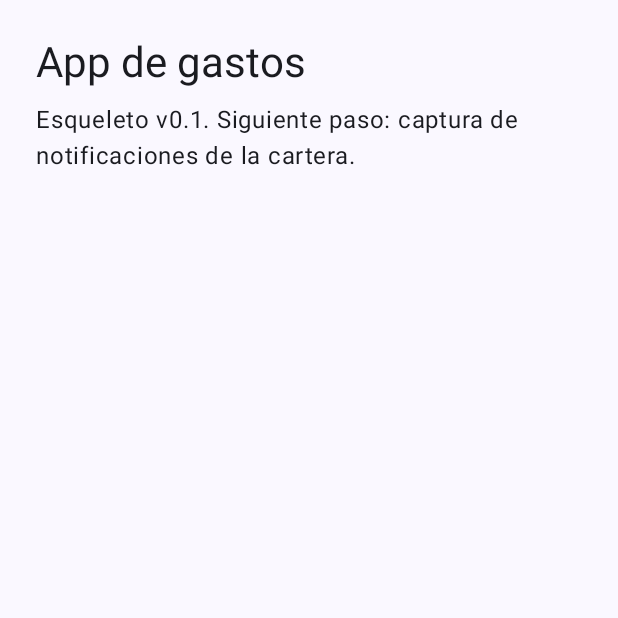
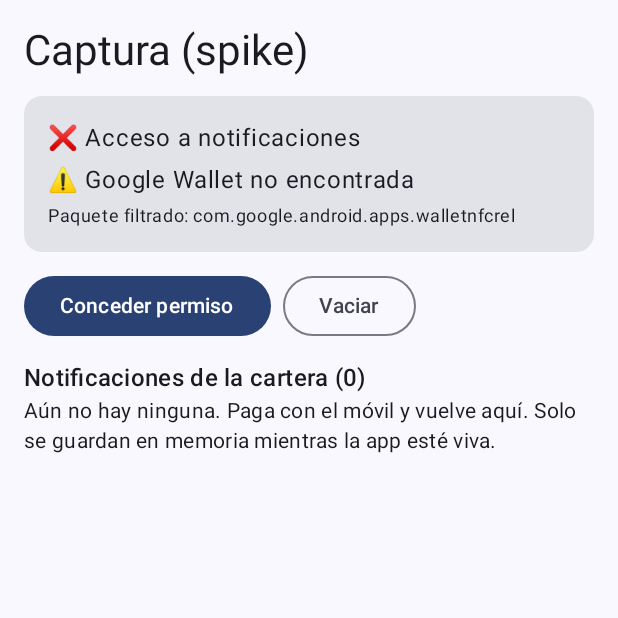
Before and after one commit to Garaih/app-gastos, an Android app built with Jetpack Compose: the screen it shows after launch (MainActivity), on a phone screen of 412 x 824 dp, the top half of it. Run offline under Robolectric (Android 15) with nearby library versions, the phone set to English and light mode, and no system bars.

Commit message:
Spike de captura de notificaciones de la cartera
- ServicioNotificaciones: NotificationListenerService que solo procesa
  com.google.android.apps.walletnfcrel y descarta el resto
- Las notificaciones capturadas viven solo en memoria (máx. 50)
- Pantalla de captura: estado del permiso y de Wallet, botón para abrir
  ajustes, visor del texto crudo con opción de copiar
- <queries> para comprobar si Wallet está instalada

Co-Authored-By: Claude Opus 5.5 <noreply@anthropic.com>
Claude-Session: https://claude.ai/code/session_01Ki8E2MpwtmYMz31PTemmRj

```diff
--- a/app/src/main/java/com/garaih/appgastos/MainActivity.kt
+++ b/app/src/main/java/com/garaih/appgastos/MainActivity.kt
@@ -4,46 +4,42 @@ import android.os.Bundle
 import androidx.activity.ComponentActivity
 import androidx.activity.compose.setContent
 import androidx.activity.enableEdgeToEdge
-import androidx.compose.foundation.layout.Arrangement
-import androidx.compose.foundation.layout.Column
 import androidx.compose.foundation.layout.fillMaxSize
 import androidx.compose.foundation.layout.padding
-import androidx.compose.material3.MaterialTheme
 import androidx.compose.material3.Scaffold
-import androidx.compose.material3.Text
-import androidx.compose.runtime.Composable
+import androidx.compose.runtime.getValue
+import androidx.compose.runtime.mutableStateOf
+import androidx.compose.runtime.setValue
 import androidx.compose.ui.Modifier
-import androidx.compose.ui.tooling.preview.Preview
-import androidx.compose.ui.unit.dp
+import com.garaih.appgastos.captura.Cartera
+import com.garaih.appgastos.ui.PantallaCaptura
 import com.garaih.appgastos.ui.theme.AppGastosTheme
 
 class MainActivity : ComponentActivity() {
+
+    private var permisoConcedido by mutableStateOf(false)
+    private var carteraInstalada by mutableStateOf(false)
+
     override fun onCreate(savedInstanceState: Bundle?) {
         super.onCreate(savedInstanceState)
         enableEdgeToEdge()
         setContent {
             AppGastosTheme {
                 Scaffold(modifier = Modifier.fillMaxSize()) { padding ->
-                    PantallaInicio(Modifier.padding(padding))
+                    PantallaCaptura(
+                        permisoConcedido = permisoConcedido,
+                        carteraInstalada = carteraInstalada,
+                        modifier = Modifier.padding(padding)
+                    )
                 }
             }
         }
     }
-}
 
-@Composable
-fun PantallaInicio(modifier: Modifier = Modifier) {
-    Column(
-        modifier = modifier.fillMaxSize().padding(24.dp),
-        verticalArrangement = Arrangement.spacedBy(8.dp)
-    ) {
-        Text("App de gastos", style = MaterialTheme.typography.headlineMedium)
-        Text("Esqueleto v0.1. Siguiente paso: captura de notificaciones de la cartera.")
+    override fun onResume() {
+        super.onResume()
+        // Se recalcula al volver de Ajustes.
+        permisoConcedido = Cartera.permisoConcedido(this)
+        carteraInstalada = Cartera.estaInstalada(this)
     }
 }
-
-@Preview(showBackground = true)
-@Composable
-private fun PantallaInicioPreview() {
-    AppGastosTheme { PantallaInicio() }
-}
--- /dev/null
+++ b/app/src/main/java/com/garaih/appgastos/captura/CapturaRepositorio.kt
@@ -0,0 +1,29 @@
+package com.garaih.appgastos.captura
+
+import kotlinx.coroutines.flow.MutableStateFlow
+import kotlinx.coroutines.flow.StateFlow
+import kotlinx.coroutines.flow.asStateFlow
+import kotlinx.coroutines.flow.update
+
+/**
+ * Almacén en memoria de las notificaciones capturadas durante el spike.
+ * No se guarda nada en disco: al cerrar el proceso se pierde.
+ */
+object CapturaRepositorio {
+    private const val MAXIMO = 50
+
+    private val _notificaciones = MutableStateFlow<List<NotificacionCruda>>(emptyList())
+    val notificaciones: StateFlow<List<NotificacionCruda>> = _notificaciones.asStateFlow()
+
+    fun anadir(n: NotificacionCruda) {
+        _notificaciones.update { actual ->
+            // Una misma notificación puede actualizarse: sustituimos por clave.
+            (listOf(n) + actual.filterNot { it.clave == n.clave && it.momento == n.momento })
+                .take(MAXIMO)
+        }
+    }
+
+    fun borrar() {
+        _notificaciones.value = emptyList()
+    }
+}
--- /dev/null
+++ b/app/src/main/java/com/garaih/appgastos/captura/Cartera.kt
@@ -0,0 +1,33 @@
+package com.garaih.appgastos.captura
+
+import android.content.ComponentName
+import android.content.Context
+import android.content.Intent
+import android.content.pm.PackageManager
+import android.provider.Settings
+import androidx.core.app.NotificationManagerCompat
+
+object Cartera {
+    /** Google Wallet. Único paquete del que se leen notificaciones (verificar en el dispositivo). */
+    const val PAQUETE_WALLET = "com.google.android.apps.walletnfcrel"
+    val PAQUETES = setOf(PAQUETE_WALLET)
+
+    fun estaInstalada(context: Context): Boolean = try {
+        context.packageManager.getPackageInfo(PAQUETE_WALLET, 0)
+        true
+    } catch (e: PackageManager.NameNotFoundException) {
+        false
+    }
+
+    fun permisoConcedido(context: Context): Boolean =
+        NotificationManagerCompat.getEnabledListenerPackages(context).contains(context.packageName)
+
+    fun intentAjustesPermiso(context: Context): Intent {
+        val componente = ComponentName(context, ServicioNotificaciones::class.java)
+        return Intent(Settings.ACTION_NOTIFICATION_LISTENER_DETAIL_SETTINGS)
+            .putExtra(Settings.EXTRA_NOTIFICATION_LISTENER_COMPONENT_NAME, componente.flattenToString())
+    }
+
+    fun intentAjustesPermisoGeneral(): Intent =
+        Intent(Settings.ACTION_NOTIFICATION_LISTENER_SETTINGS)
+}
--- /dev/null
+++ b/app/src/main/java/com/garaih/appgastos/ui/PantallaCaptura.kt
@@ -0,0 +1,148 @@
+package com.garaih.appgastos.ui
+
+import android.content.ClipData
+import android.content.ClipboardManager
+import android.content.Context
+import android.os.Build
+import android.widget.Toast
+import androidx.compose.foundation.layout.Arrangement
+import androidx.compose.foundation.layout.Column
+import androidx.compose.foundation.layout.Row
+import androidx.compose.foundation.layout.fillMaxSize
+import androidx.compose.foundation.layout.fillMaxWidth
+import androidx.compose.foundation.layout.padding
+import androidx.compose.foundation.lazy.LazyColumn
+import androidx.compose.foundation.lazy.items
+import androidx.compose.foundation.text.selection.SelectionContainer
+import androidx.compose.material3.Button
+import androidx.compose.material3.Card
+import androidx.compose.material3.CardDefaults
+import androidx.compose.material3.MaterialTheme
+import androidx.compose.material3.OutlinedButton
+import androidx.compose.material3.Text
+import androidx.compose.runtime.Composable
+import androidx.compose.runtime.collectAsState
+import androidx.compose.runtime.getValue
+import androidx.compose.ui.Modifier
+import androidx.compose.ui.platform.LocalContext
+import androidx.compose.ui.text.font.FontFamily
+import androidx.compose.ui.unit.dp
+import com.garaih.appgastos.captura.CapturaRepositorio
+import com.garaih.appgastos.captura.Cartera
+import com.garaih.appgastos.captura.NotificacionCruda
+import java.text.SimpleDateFormat
+import java.util.Date
+import java.util.Locale
+
+@Composable
+fun PantallaCaptura(
+    permisoConcedido: Boolean,
+    carteraInstalada: Boolean,
+    modifier: Modifier = Modifier,
+) {
+    val context = LocalContext.current
+    val notificaciones by CapturaRepositorio.notificaciones.collectAsState()
+
+    LazyColumn(
+        modifier = modifier.fillMaxSize().padding(horizontal = 16.dp),
+        verticalArrangement = Arrangement.spacedBy(12.dp),
+    ) {
+        item {
+            Text(
+                "Captura (spike)",
+                style = MaterialTheme.typography.headlineMedium,
+                modifier = Modifier.padding(top = 16.dp)
+            )
+        }
+        item { TarjetaEstado(permisoConcedido, carteraInstalada) }
+        item {
+            Row(horizontalArrangement = Arrangement.spacedBy(8.dp)) {
+                Button(onClick = { abrirAjustesPermiso(context) }) {
+                    Text(if (permisoConcedido) "Revisar permiso" else "Conceder permiso")
+                }
+                OutlinedButton(onClick = { CapturaRepositorio.borrar() }) { Text("Vaciar") }
+            }
+        }
+        item {
+            Text(
+                "Notificaciones de la cartera (${notificaciones.size})",
+                style = MaterialTheme.typography.titleMedium
+            )
+            if (notificaciones.isEmpty()) {
+                Text(
+                    "Aún no hay ninguna. Paga con el móvil y vuelve aquí. " +
+                        "Solo se guardan en memoria mientras la app esté viva.",
+                    style = MaterialTheme.typography.bodyMedium
+                )
+            }
+        }
+        items(notificaciones, key = { it.clave + it.momento }) { n -> TarjetaNotificacion(n) }
+    }
+}
+
+@Composable
+private fun TarjetaEstado(permisoConcedido: Boolean, carteraInstalada: Boolean) {
+    Card(modifier = Modifier.fillMaxWidth()) {
+        Column(Modifier.padding(16.dp), verticalArrangement = Arrangement.spacedBy(4.dp)) {
+            Text(
+                (if (permisoConcedido) "✅" else "❌") + " Acceso a notificaciones",
+                style = MaterialTheme.typography.bodyLarge
+            )
+            Text(
+                (if (carteraInstalada) "✅" else "⚠️") + " Google Wallet " +
+                    if (carteraInstalada) "instalada" else "no encontrada",
+                style = MaterialTheme.typography.bodyLarge
+            )
+            Text(
+                "Paquete filtrado: ${Cartera.PAQUETE_WALLET}",
+                style = MaterialTheme.typography.bodySmall
+            )
+        }
+    }
+}
+
+@Composable
+private fun TarjetaNotificacion(n: NotificacionCruda) {
+    val context = LocalContext.current
+    val volcado = volcado(n)
+    Card(
+        modifier = Modifier.fillMaxWidth(),
+        colors = CardDefaults.cardColors(containerColor = MaterialTheme.colorScheme.surfaceVariant)
+    ) {
+        Column(Modifier.padding(12.dp), verticalArrangement = Arrangement.spacedBy(8.dp)) {
+            SelectionContainer {
+                Text(volcado, fontFamily = FontFamily.Monospace, style = MaterialTheme.typography.bodySmall)
+            }
+            OutlinedButton(onClick = { copiar(context, volcado) }) { Text("Copiar") }
+        }
+    }
+}
+
+private fun volcado(n: NotificacionCruda): String {
+    val fecha = SimpleDateFormat("yyyy-MM-dd HH:mm:ss", Locale.getDefault()).format(Date(n.momento))
+    return buildString {
+        appendLine("momento: $fecha")
+        appendLine("paquete: ${n.paquete}")
+        appendLine("titulo: ${n.titulo}")
+        appendLine("texto: ${n.texto}")
+        appendLine("textoGrande: ${n.textoGrande}")
+        appendLine("subTexto: ${n.subTexto}")
+        append("textoInfo: ${n.textoInfo}")
+    }
+}
+
+private fun copiar(context: Context, texto: String) {
+    val cm = context.getSystemService(ClipboardManager::class.java)
+    cm.setPrimaryClip(ClipData.newPlainText("notificacion", texto))
+    if (Build.VERSION.SDK_INT < Build.VERSION_CODES.TIRAMISU) {
+        Toast.makeText(context, "Copiado", Toast.LENGTH_SHORT).show()
+    }
+}
+
+private fun abrirAjustesPermiso(context: Context) {
+    try {
+        context.startActivity(Cartera.intentAjustesPermiso(context))
+    } catch (e: Exception) {
+        context.startActivity(Cartera.intentAjustesPermisoGeneral())
+    }
+}
```
Also changed, not shown: app/src/main/AndroidManifest.xml (+16 -0 lines), app/src/main/java/com/garaih/appgastos/captura/NotificacionCruda.kt (added, +13 -0 lines), app/src/main/java/com/garaih/appgastos/captura/ServicioNotificaciones.kt (added, +42 -0 lines), 1 other file.
